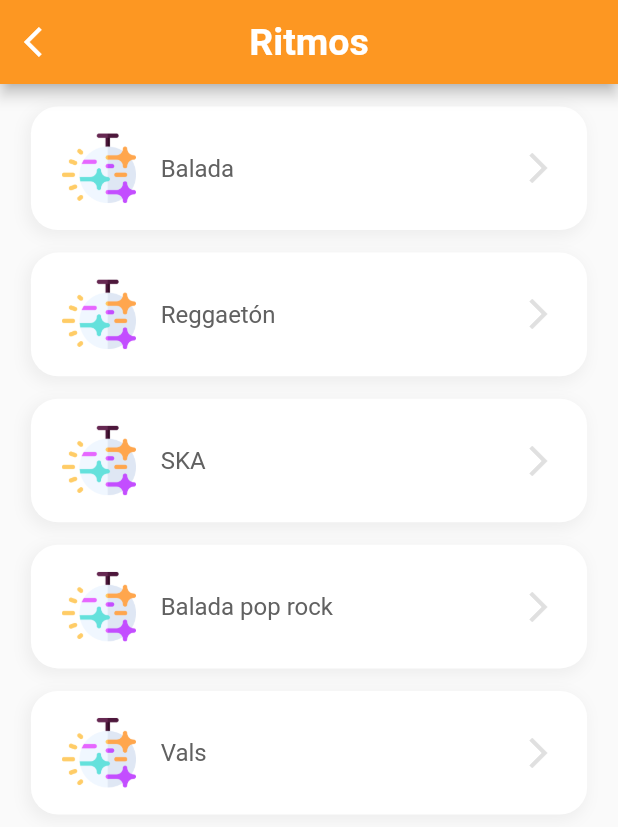
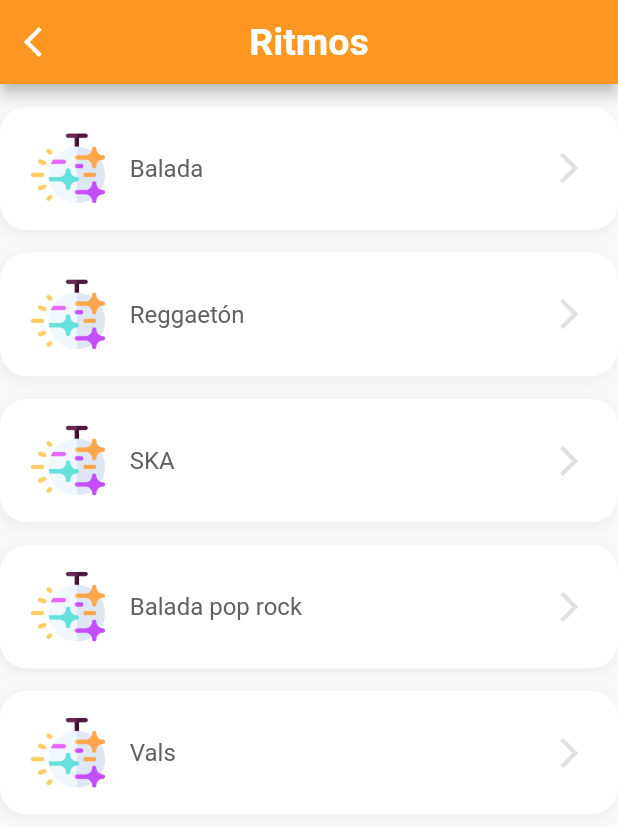
Before and after one commit to stefany-cm/DrumsApp2, a Flutter app: the ListRhythms screen opened by its route, on a phone screen of 412 x 824 dp. Shown: the top 827 px of the screen. Run offline on Flutter 3.47's test engine with Material 2 defaults, Android fonts, the phone set to English and light mode, and no system bars; our stand-ins replace audioplayers, date_field, rxdart; missing offline and left inert: sheet_music.

Commit message:
Lista de ritmos dinamica

```diff
--- a/lib/main.dart
+++ b/lib/main.dart
@@ -1,11 +1,13 @@
 import 'package:drumsapp2/src/bloc/provider.dart';
 import 'package:drumsapp2/src/pages/home_page.dart';
 import 'package:drumsapp2/src/utils/theme_utils.dart';
+//import 'package:flutter/gestures.dart';
 import 'package:flutter/material.dart';
 import 'package:drumsapp2/src/pages/router/router.dart';
 import 'package:flutter/services.dart';
 
 void main() {
+  //debugPrintHitTestResults = true;
   SystemChrome.setSystemUIOverlayStyle(SystemUiOverlayStyle(
       statusBarColor: Colors.transparent,
       statusBarBrightness: Brightness.light));
--- a/lib/src/pages/principal/modules/compositions/list_compositions.dart
+++ b/lib/src/pages/principal/modules/compositions/list_compositions.dart
@@ -1,5 +1,4 @@
 import 'package:drumsapp2/src/utils/colors_utils.dart';
-import 'package:drumsapp2/src/widgets/cards.dart';
 import 'package:drumsapp2/src/widgets/customAppBar.dart';
 import 'package:flutter/material.dart';
 
@@ -28,8 +27,6 @@ class _ListRhythmsState extends State<ListComposition> {
         child: ListView(
           reverse: false,
           children: <Widget>[
-            for (var item in rhythms)
-              listCard(item, 'assets/RitmosList.png', context, ("/"+item+"Rhythms"))
           ],
         ),
       ),
--- a/lib/src/pages/principal/modules/exercises/list_exercises.dart
+++ b/lib/src/pages/principal/modules/exercises/list_exercises.dart
@@ -1,5 +1,4 @@
 import 'package:drumsapp2/src/utils/colors_utils.dart';
-import 'package:drumsapp2/src/widgets/cards.dart';
 import 'package:drumsapp2/src/widgets/customAppBar.dart';
 import 'package:flutter/material.dart';
 
@@ -28,8 +27,6 @@ class _ListRhythmsState extends State<ListExercises> {
         child: ListView(
           reverse: false,
           children: <Widget>[
-            for (var item in rhythms)
-              listCard(item, 'assets/RitmosList.png', context, ("/"+item+"Rhythms"))
           ],
         ),
       ),
--- a/lib/src/pages/principal/modules/rhythms/list_rhythms.dart
+++ b/lib/src/pages/principal/modules/rhythms/list_rhythms.dart
@@ -1,3 +1,4 @@
+import 'package:drumsapp2/src/pages/principal/modules/rhythms/view_rhythms.dart';
 import 'package:drumsapp2/src/utils/colors_utils.dart';
 import 'package:drumsapp2/src/widgets/cards.dart';
 import 'package:drumsapp2/src/widgets/customAppBar.dart';
@@ -11,29 +12,44 @@ class ListRhythms extends StatefulWidget {
 }
 
 class _ListRhythmsState extends State<ListRhythms> {
-  List<String> rhythms = [
-    'Balada',
-    'Reggaetón',
-    'SKA',
-    'Balada pop rock',
-    'Vals'
-  ];
+  static const rhythms = {
+    "Balada": [
+      [1, 1, 1, 1, 1, 1, 1, 1],
+      [0, 0, 1, 0, 0, 0, 1, 0],
+      [1, 0, 0, 0, 1, 0, 0, 0]
+    ],
+    "Reggaetón": [
+      [1, 0, 1, 0, 1, 0, 1, 0],
+      [0, 1, 0, 1, 0, 1, 0, 1],
+      [1, 0, 1, 0, 1, 0, 1, 0]
+    ],
+    "SKA": [
+      [0, 1, 0, 1, 0, 1, 0, 1],
+      [0, 0, 1, 0, 0, 0, 1, 0],
+      [1, 0, 0, 0, 1, 0, 0, 0]
+    ],
+    "Balada pop rock": [
+      [1, 1, 1, 1, 1, 1, 1, 1],
+      [0, 0, 1, 0, 0, 0, 1, 1],
+      [1, 0, 0, 1, 1, 0, 0, 0]
+    ],
+    "Vals": [
+      [1, 0, 1, 0, 1, 0],
+      [0, 0, 1, 0, 1, 0],
+      [1, 0, 0, 0, 0, 0]
+    ]
+  };
 
   @override
   Widget build(BuildContext context) {
     return Scaffold(
-      appBar: linearAppBar('Ritmos', orangeColor, context),
-      body: Container(
-        margin: EdgeInsets.symmetric(horizontal: MediaQuery.of(context).size.width*0.05),
-        child: ListView(
-          reverse: false,
-          children: <Widget>[
-            for (var item in rhythms)
-              listCard(item, 'assets/RitmosList.png', context, ("/"+item+"Rhythms"))
-          ],
-        ),
-      ),
-    );
+        appBar: linearAppBar('Ritmos', orangeColor, context),
+        body: ListView(
+            reverse: false,
+            children: rhythms.entries.map((entry) {
+              return listCard(entry.key, 'assets/RitmosList.png', context,
+                  (ViewRhythms(matrix: entry.value, nameRhythms: entry.key)));
+            }).toList()));
   }
 }
 
@@ -42,16 +58,16 @@ class EachList extends StatelessWidget {
   EachList(this.name);
   @override
   Widget build(BuildContext context) {
-    return new Card(
-      child: new Container(
+    return Card(
+      child: Container(
         padding: EdgeInsets.all(8.0),
-        child: new Row(
+        child: Row(
           children: <Widget>[
             new CircleAvatar(
-              child: new Text(name[0]),
+              child: Text(name[0]),
             ),
-            new Padding(padding: EdgeInsets.only(right: 10.0)),
-            new Text(
+            Padding(padding: EdgeInsets.only(right: 10.0)),
+            Text(
               name,
               style: TextStyle(fontSize: 20.0),
             )
--- a/lib/src/pages/router/router.dart
+++ b/lib/src/pages/router/router.dart
@@ -5,6 +5,7 @@ import 'package:drumsapp2/src/pages/principal/modules/compositions/list_composit
 import 'package:drumsapp2/src/pages/principal/modules/exercises/list_exercises.dart';
 import 'package:drumsapp2/src/pages/principal/modules/rhythms/balada_rhythms.dart';
 import 'package:drumsapp2/src/pages/principal/modules/rhythms/list_rhythms.dart';
+import 'package:drumsapp2/src/pages/principal/modules/rhythms/view_rhythms.dart';
 import 'package:drumsapp2/src/pages/principal/modules/teory/list_Teory.dart';
 import 'package:drumsapp2/src/pages/signUpPersonal_page.dart';
 import 'package:drumsapp2/src/pages/signUp_page.dart';
@@ -27,7 +28,7 @@ Map<String, WidgetBuilder> publicRoutes(BuildContext context) {
     "/listExercises": (context) => ListExercises(),
     "/listRhythms": (context) => ListRhythms(),
     "/listComposition": (context) => ListComposition(),
-    "/BaladaRhythms": (context) => BaladaRhythms(),
+    "/BaladaRhythms": (context) => ViewRhythms(),
     // "/modulesPrincipal": (context) => ModulesPrincipal(),//
     // "/hom": (context) => HomeNavigationPrincipal(),
   };
--- a/lib/src/pages/welcome_page.dart
+++ b/lib/src/pages/welcome_page.dart
@@ -1,4 +1,3 @@
-import 'package:drumsapp2/src/pages/signUp_page.dart';
 import 'package:drumsapp2/src/utils/colors_utils.dart';
 import 'package:drumsapp2/src/widgets/buttons.dart';
 import 'package:drumsapp2/src/widgets/logo.dart';
--- a/lib/src/widgets/cards.dart
+++ b/lib/src/widgets/cards.dart
@@ -1,3 +1,4 @@
+import 'package:drumsapp2/src/pages/principal/modules/rhythms/view_rhythms.dart';
 import 'package:drumsapp2/src/utils/colors_utils.dart';
 import 'package:drumsapp2/src/utils/textStyle_utils.dart';
 import 'package:flutter/material.dart';
@@ -40,7 +41,7 @@ Widget basicCard(String title, IconData icon, BuildContext context) {
   );
 }
 
-Widget listCard(String title, String imageR, BuildContext context, String route) {
+Widget listCard(String title, String imageR, BuildContext context, ViewRhythms route) {
   final size = MediaQuery.of(context).size;
   return InkWell(
     child: Container(
@@ -75,7 +76,12 @@ Widget listCard(String title, String imageR, BuildContext context, String route)
       ),
     ),
     onTap: () {
-       Navigator.of(context).pushNamed('$route');
+      Navigator.push(
+        context,
+        new MaterialPageRoute(
+          builder: (context) => route,
+        )
+      );
     },
   );
 }
```
Also changed, not shown: lib/src/pages/login_page.dart (+6 -10 lines), lib/src/pages/principal/modules/rhythms/view_rhythms.dart (added, +30 -0 lines), lib/src/pages/principal/modules/teory/list_Teory.dart (+10 -10 lines), lib/src/pages/signUp_page.dart (+8 -11 lines), lib/src/widgets/buttons.dart (+6 -7 lines), lib/src/widgets/customAppBar.dart (+4 -3 lines).
